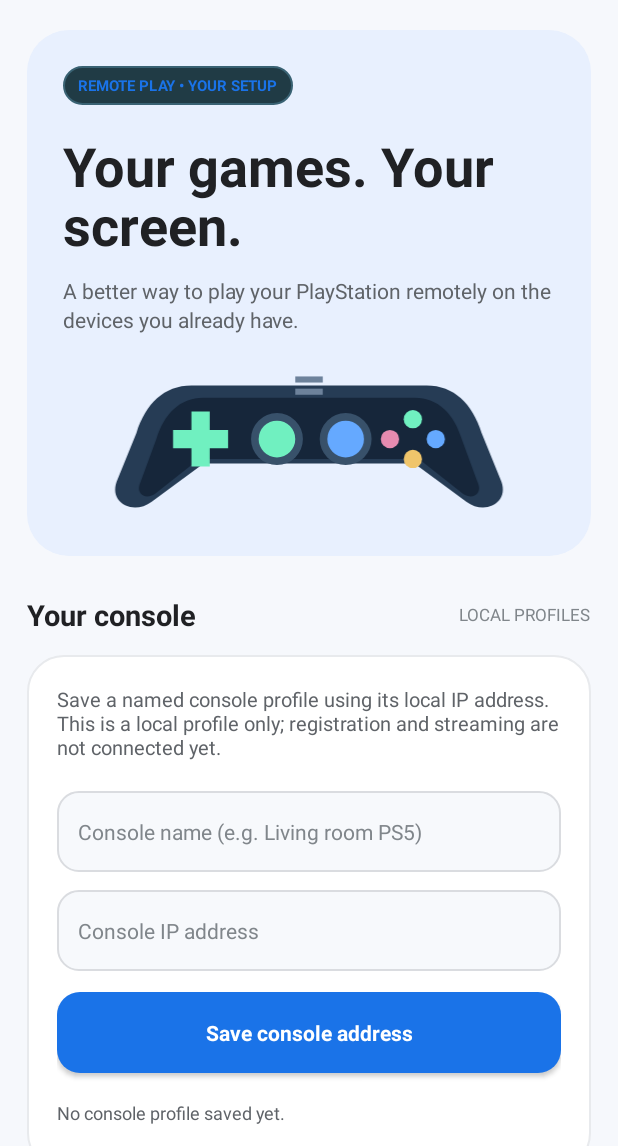
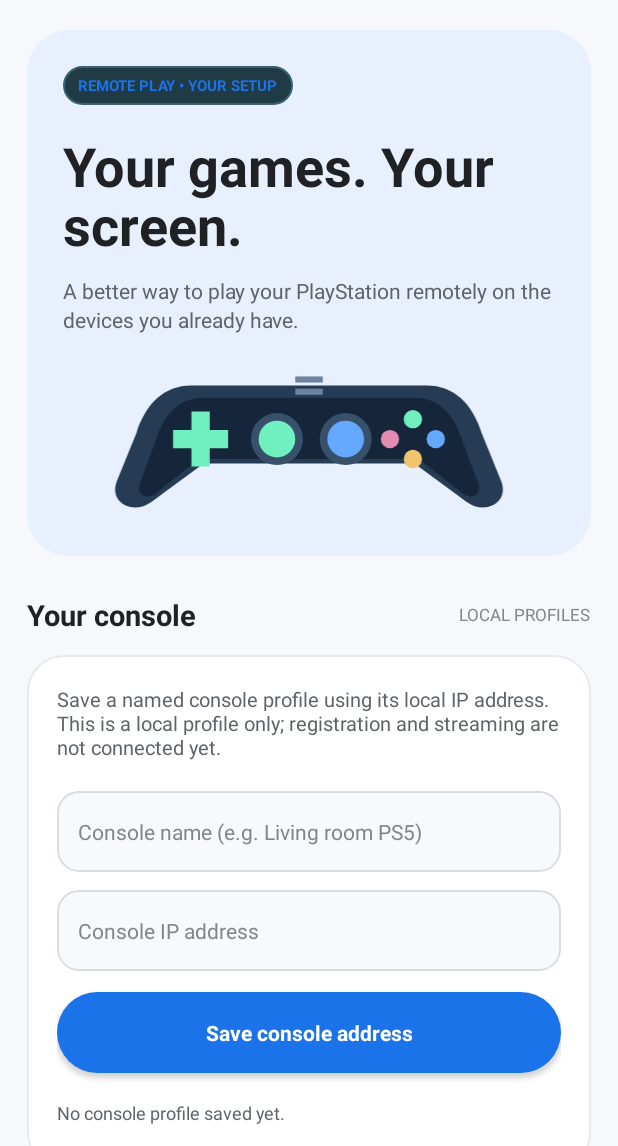
Before and after one commit to spideythedev/BeyondConsole, an Android app: the screen it shows after launch (MainActivity), on a phone screen of 412 x 824 dp, the part 90-1236 px from its top. Run offline under Robolectric (Android 15) with nearby library versions, the phone set to English and light mode, and no system bars.

Commit message:
Refresh BeyondConsole with a GPay-inspired light design

```diff
--- a/app/src/main/res/drawable/button_primary.xml
+++ b/app/src/main/res/drawable/button_primary.xml
@@ -1,5 +1,5 @@
 <?xml version="1.0" encoding="utf-8"?>
 <shape xmlns:android="http://schemas.android.com/apk/res/android">
     <solid android:color="@color/accent" />
-    <corners android:radius="15dp" />
+    <corners android:radius="28dp" />
 </shape>
```
